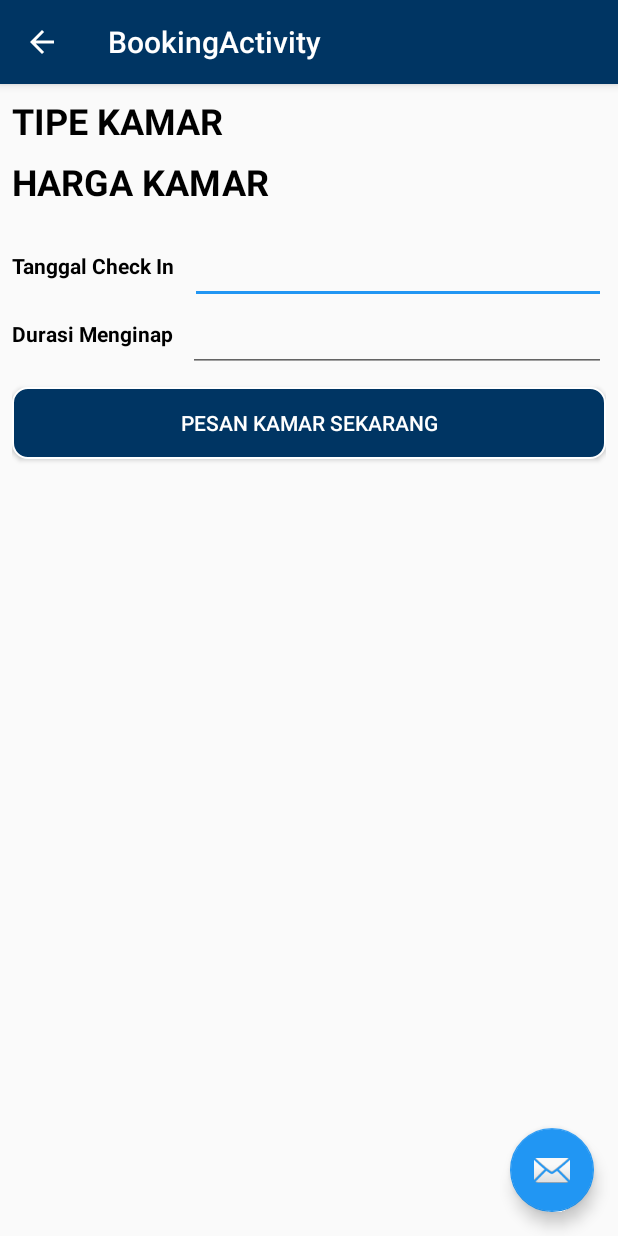
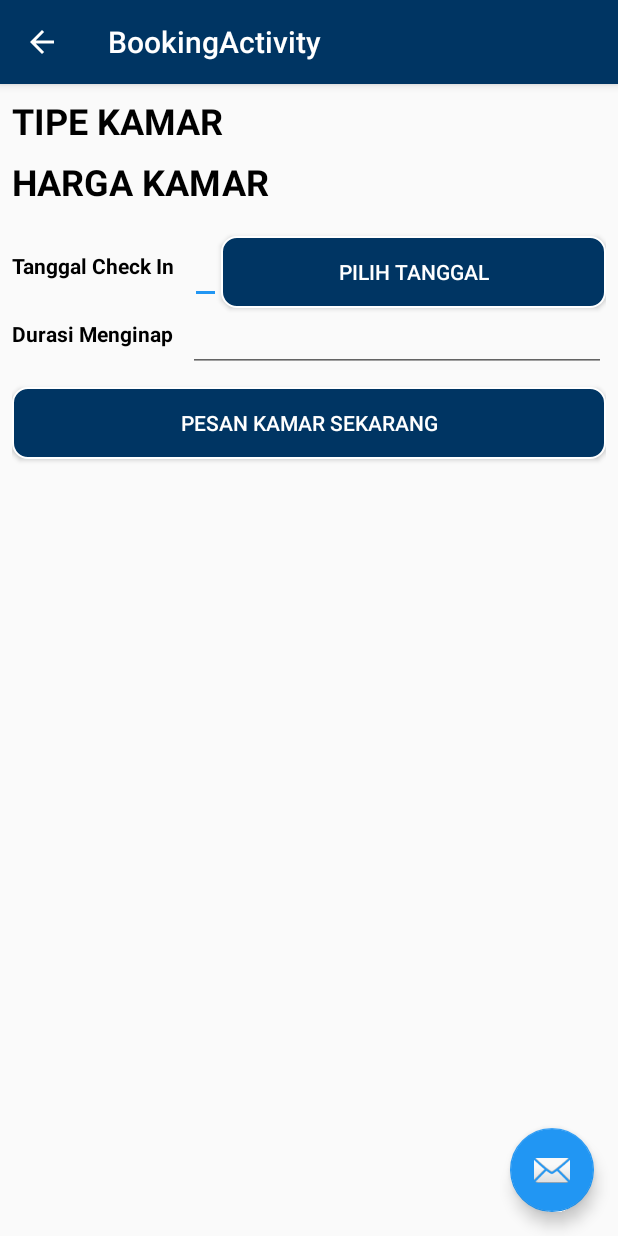
Before and after one commit to pradityanafiis/android-gasskos, an Android app: the BookingActivity screen opened directly, with no data from a screen before it, on a phone screen of 412 x 824 dp. Run offline under Robolectric (Android 15) with nearby library versions, the phone set to English and light mode, and no system bars; 2 statements that could not run were skipped.

Commit message:
h-13 jam

```diff
--- a/app/src/main/java/id/ac/digind/gasskos/BookingActivity.java
+++ b/app/src/main/java/id/ac/digind/gasskos/BookingActivity.java
@@ -6,10 +6,10 @@ import android.support.v7.app.AppCompatActivity;
 import android.support.v7.widget.Toolbar;
 import android.view.MenuItem;
 import android.view.View;
+import android.widget.Button;
 import android.widget.DatePicker;
 import android.widget.EditText;
 import android.widget.TextView;
-import android.widget.Toast;
 
 import java.text.NumberFormat;
 import java.util.Calendar;
@@ -17,11 +17,13 @@ import java.util.Locale;
 
 import id.ac.digind.gasskos.models.Kamar;
 
-public class BookingActivity extends AppCompatActivity {
+public class BookingActivity extends AppCompatActivity implements View.OnClickListener {
 
     public static String extra_kamar = "Extra Kamar";
     private TextView textViewTipeKamar, textViewHarga;
-    private EditText datePicker ;
+    private EditText tanggalMasuk;
+    private Button datePick, buttonPesanKamar;
+    private DatePickerDialog dialog;
 
     @Override
     protected void onCreate(Bundle savedInstanceState) {
@@ -35,27 +37,15 @@ public class BookingActivity extends AppCompatActivity {
 
         textViewTipeKamar = findViewById(R.id.textViewTipeKamar);
         textViewHarga = findViewById(R.id.textViewHarga);
-        datePicker = findViewById(R.id.datePicker);
+        tanggalMasuk = findViewById(R.id.tanggalMasuk);
+        datePick = findViewById(R.id.datePick);
+        buttonPesanKamar = findViewById(R.id.buttonPesanKamar);
 
         textViewTipeKamar.setText(kamar.getTipe());
         textViewHarga.setText(formatRupiah.format((double)kamar.getHarga()));
 
-        datePicker.setOnClickListener(new View.OnClickListener() {
-            @Override
-            public void onClick(View v) {
-                Calendar calendar = Calendar.getInstance();
-                int day = calendar.get(Calendar.DAY_OF_MONTH);
-                int month = calendar.get(Calendar.MONTH);
-                int year = calendar.get(Calendar.YEAR);
-
-                DatePickerDialog dialog = new DatePickerDialog(BookingActivity.this, new DatePickerDialog.OnDateSetListener() {
-                    @Override
-                    public void onDateSet(DatePicker view, int year, int month, int dayOfMonth) {
-                        datePicker.setText(year + "/" + month + "/" + dayOfMonth);
-                    }
-                }, year, month, day);
-            }
-        });
+        datePick.setOnClickListener(this);
+        buttonPesanKamar.setOnClickListener(this);
     }
 
     @Override
@@ -69,4 +59,31 @@ public class BookingActivity extends AppCompatActivity {
                 return super.onOptionsItemSelected(item);
         }
     }
+
+    public void pesanKamar(){
+
+    }
+
+    @Override
+    public void onClick(View v) {
+        switch (v.getId()){
+            case R.id.datePick:
+                Calendar calendar = Calendar.getInstance();
+                int day = calendar.get(Calendar.DAY_OF_MONTH);
+                int month = calendar.get(Calendar.MONTH);
+                int year = calendar.get(Calendar.YEAR);
+                dialog = new DatePickerDialog(this, new DatePickerDialog.OnDateSetListener() {
+                    @Override
+                    public void onDateSet(DatePicker view, int year, int month, int dayOfMonth) {
+                        tanggalMasuk.setText(year + "-" + month+1 + "-" + dayOfMonth);
+                    }
+                }, year, month, day);
+                dialog.show();
+                break;
+
+            case R.id.buttonPesanKamar:
+                pesanKamar();
+                break;
+        }
+    }
 }
--- a/app/src/main/res/layout/content_booking.xml
+++ b/app/src/main/res/layout/content_booking.xml
@@ -45,14 +45,13 @@
         />
 
     <EditText
-        android:id="@+id/datePicker"
-        android:layout_width="match_parent"
+        android:id="@+id/tanggalMasuk"
+        android:layout_width="wrap_content"
         android:layout_height="wrap_content"
         android:layout_marginTop="20dp"
-        android:inputType="date"
+        android:inputType="text"
         android:layout_toRightOf="@id/textView4"
         android:layout_below="@id/textViewHarga"
-        android:layout_alignParentRight="true"
         android:layout_marginLeft="10dp"
         />
 
@@ -64,7 +63,7 @@
         android:text="Durasi Menginap"
         android:textColor="@color/colorPrimaryDark2"
         android:textStyle="bold"
-        android:layout_below="@id/datePicker"/>
+        android:layout_below="@id/tanggalMasuk"/>
 
     <EditText
         android:id="@+id/editText2"
@@ -72,12 +71,12 @@
         android:layout_height="wrap_content"
         android:inputType="number"
         android:layout_marginLeft="10dp"
-        android:layout_below="@id/datePicker"
+        android:layout_below="@id/tanggalMasuk"
         android:layout_toRightOf="@id/textView5"
         android:layout_alignParentRight="true"/>
 
     <Button
-        android:id="@+id/button5"
+        android:id="@+id/buttonPesanKamar"
         android:layout_width="match_parent"
         android:layout_height="wrap_content"
         android:background="@drawable/tepi8"
@@ -86,4 +85,16 @@
         android:textColor="#ffffff"
         android:layout_below="@id/editText2"/>
 
+    <Button
+        android:id="@+id/datePick"
+        android:layout_width="wrap_content"
+        android:layout_height="wrap_content"
+        android:layout_marginTop="20dp"
+        android:background="@drawable/tepi8"
+        android:text="Pilih Tanggal"
+        android:textColor="#ffffff"
+        android:layout_toRightOf="@id/tanggalMasuk"
+        android:layout_below="@id/textViewHarga"
+        android:layout_alignParentRight="true"
+        />
 </RelativeLayout>
```
Also changed, not shown: app/src/main/java/id/ac/digind/gasskos/models/Penginapan.java (+15 -0 lines).
